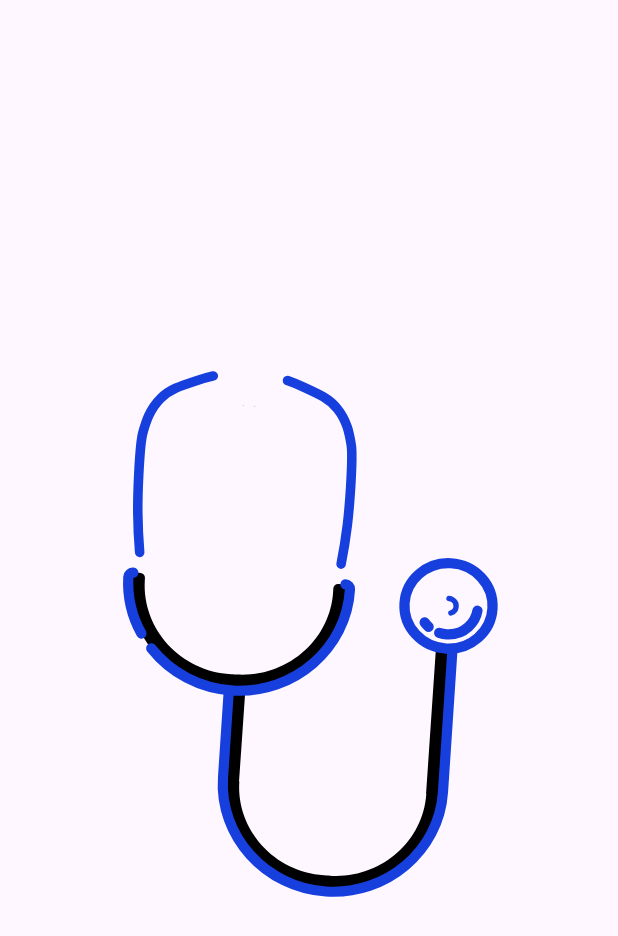
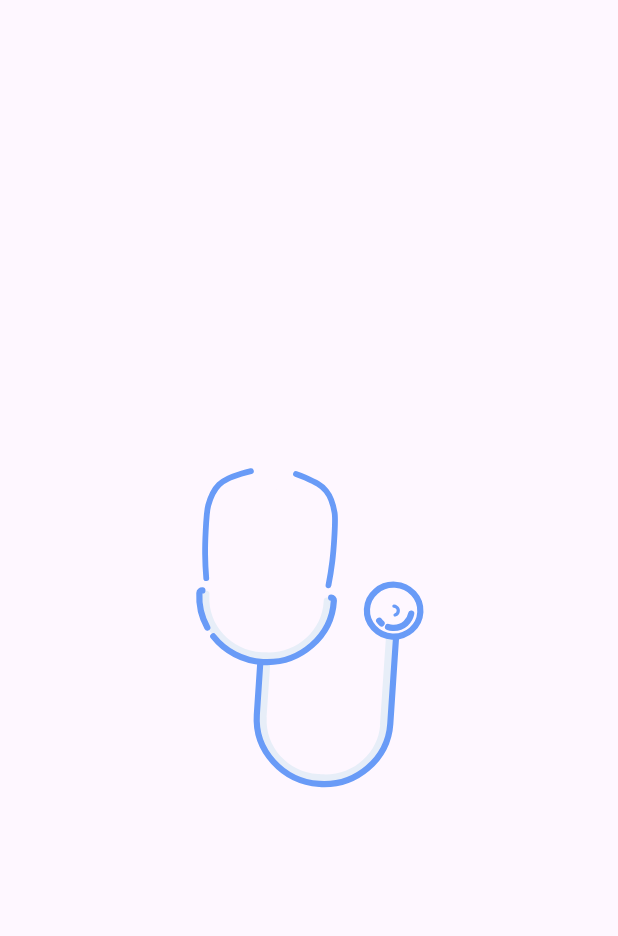
Before and after one commit to Omnyanasr/Hospital-Management, a Flutter app: the SplashScreen screen opened by its route, on a phone screen of 412 x 824 dp. Shown: the top 936 px of the screen. Run offline on Flutter 3.47's test engine with Material 3 defaults, Android fonts, the phone set to English and light mode, and no system bars; our stand-ins replace get, lottie.

Commit message:
Changing splash color

```diff
--- a/lib/view/splash_screen.dart
+++ b/lib/view/splash_screen.dart
@@ -25,7 +25,9 @@ class _SplashScreenState extends State<SplashScreen> {
     return Scaffold(
       body: Center(
         child: Lottie.asset(
-          'assets/animation.json',
+          'assets/pic.json',
+          height: 250,
+          width: 250
         ),
       ),
     );
--- a/pubspec.yaml
+++ b/pubspec.yaml
@@ -66,6 +66,7 @@ flutter:
   assets:
      - images/slide1.png
      - assets/animation.json
+     - assets/pic.json
 
   # An image asset can refer to one or more resolution-specific "variants", see
   # https://flutter.dev/assets-and-images/#resolution-aware
```
Also changed, not shown: assets/pic.json (added, +1 -0 lines).
